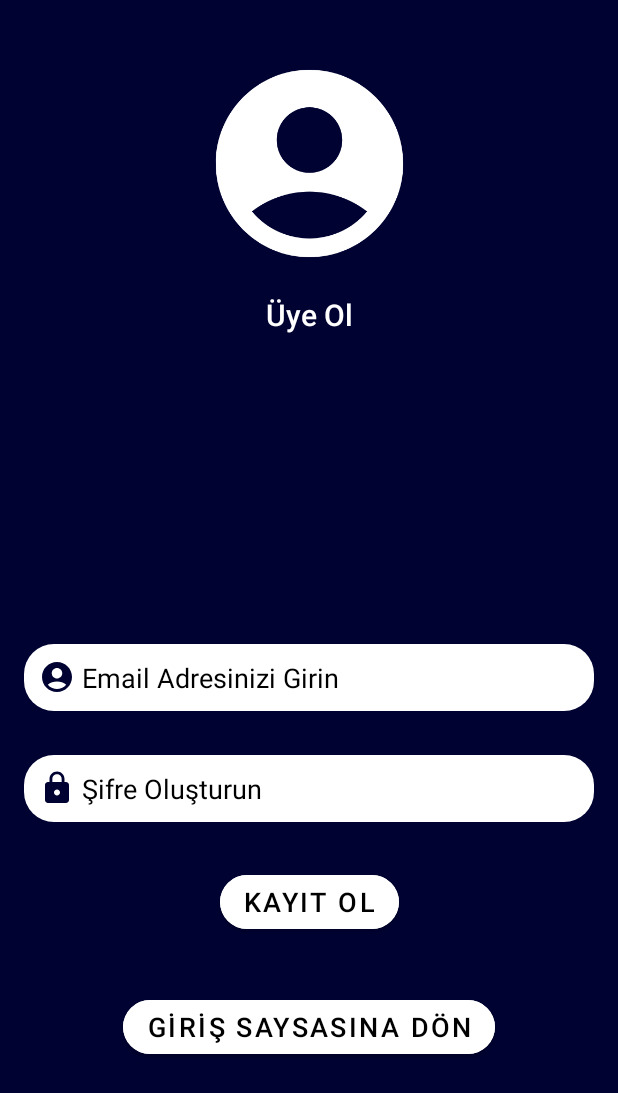
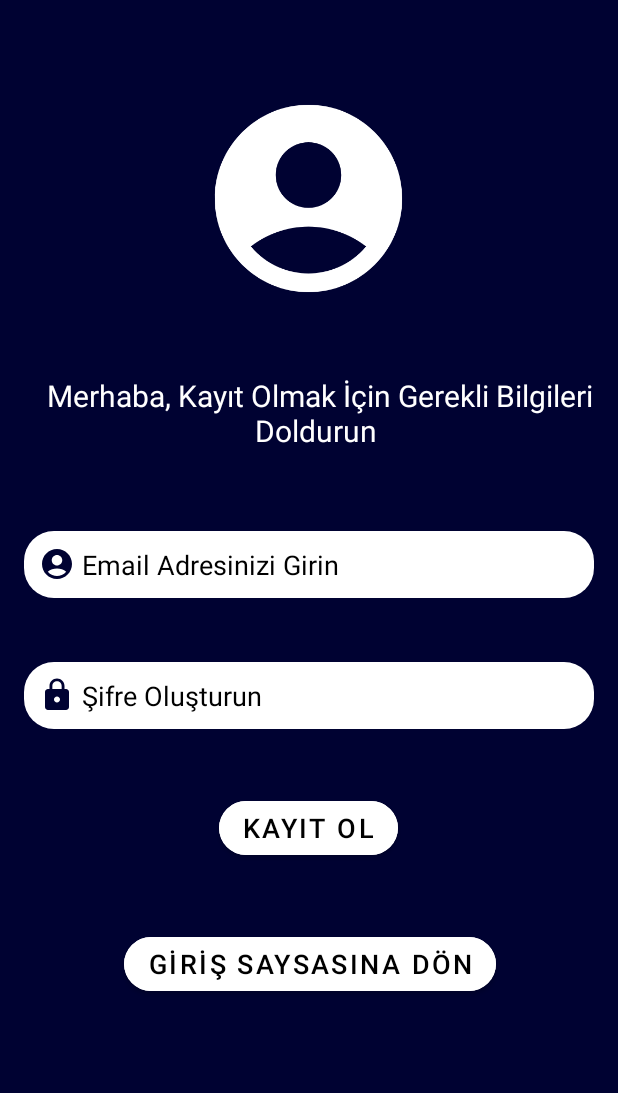
Before and after one commit to buserumeysa/DiyetOnerim, an Android app: the screen it shows after launch (RegisterActivity), after a tap on an icon or button, on a phone screen of 412 x 824 dp. Shown: the top 1093 px of the screen. Run offline under Robolectric (Android 15) with nearby library versions, the phone set to English and light mode, and no system bars; our stand-ins replace Firebase (no records; nobody signed in at launch, a user with empty details on screens opened directly).

Commit message:
güncelleme

```diff
--- a/app/src/main/java/com/buserkapkiner/diyetonerim/ui/view/FoodClickListener.kt
+++ b/app/src/main/java/com/buserkapkiner/diyetonerim/ui/view/FoodClickListener.kt
@@ -1,10 +1,8 @@
 package com.buserkapkiner.diyetonerim.ui.view
-
-import android.view.View
 
 interface FoodClickListener {
 
 
 
-    fun foodClick(view : View)
+    fun foodClick()
 }
--- a/app/src/main/java/com/buserkapkiner/diyetonerim/ui/view/FoodDetailFragment.kt
+++ b/app/src/main/java/com/buserkapkiner/diyetonerim/ui/view/FoodDetailFragment.kt
@@ -10,6 +10,8 @@ import androidx.lifecycle.Observer
 import androidx.lifecycle.ViewModelProvider
 import com.buserkapkiner.diyetonerim.R
 import com.buserkapkiner.diyetonerim.databinding.FragmentFoodDetailBinding
+import com.buserkapkiner.diyetonerim.ui.util.pictureInstall
+import com.buserkapkiner.diyetonerim.ui.util.placeholderCreate
 import com.buserkapkiner.diyetonerim.ui.viewmodel.FoodDetailViewModel
 
 
@@ -51,14 +53,14 @@ class FoodDetailFragment : Fragment() {
                 dataBinding.selectedFood=it
 
 
-                /*binding.txtDetailFoodName.text = it.isim
+                binding.txtDetailFoodName.text = it.isim
                 binding.txtDetailFoodCalorie.text = it.kalori
                 binding.txtDetailFoodCarbohidrates.text = it.karbonhidrat
                 binding.txtDetailFoodProtein.text = it.protein
                 binding.txtDetailFoodFat.text = it.yag
                 context?.let {
                     binding.imgDetailFood.pictureInstall(food.gorsel, placeholderCreate(it))
-                }*/
+                }
             }
         })
     }
--- a/app/src/main/java/com/buserkapkiner/diyetonerim/ui/view/FoodListFragment.kt
+++ b/app/src/main/java/com/buserkapkiner/diyetonerim/ui/view/FoodListFragment.kt
@@ -58,6 +58,7 @@ class FoodListFragment : Fragment(R.layout.fragment_food_list) {
 
 
     }
+
     private fun observeLiveData(){
         viewModel.foods.observe(viewLifecycleOwner, Observer {foods->
             foods?.let {
--- a/app/src/main/res/layout/activity_diet_advice_to_fat.xml
+++ b/app/src/main/res/layout/activity_diet_advice_to_fat.xml
@@ -14,7 +14,7 @@
         android:text="Haftalık Diyet Listesi"
         android:textColor="@color/white"
         android:textAlignment="center"
-        android:textSize="20sp"
+        android:textSize="22sp"
         android:textStyle="bold" />
 
     <TextView
@@ -27,8 +27,8 @@
         android:justificationMode="inter_word"
         android:text="Önerilen diyet listesinde, her öğün tam buğday, kahverengi pirinç veya bulgur gibi kompleks karbonhidrat kaynakları, protein kaynakları (tavuk, balık, kıyma) ve bol miktarda sebze tüketimi önerilir.Öğün aralarında su tüketimi de önemlidir ve günde en az 2 litre su içmek önerilir. Bu liste fiziksel aktivitelerle desteklenmeli ve egzersiz yapılmalıdır. Egzersiz yapmak, metabolizmayı hızlandırarak kilo verme sürecini hızlandıracaktır."
         android:textAlignment="center"
-        android:textColor="#DADADA"
-        android:textSize="16sp"
+        android:textColor="@color/white"
+        android:textSize="18sp"
         android:textStyle="bold" />
 
     <ListView
--- a/app/src/main/res/layout/activity_diet_advice_to_ideal.xml
+++ b/app/src/main/res/layout/activity_diet_advice_to_ideal.xml
@@ -15,7 +15,7 @@
         android:text="Haftalık Diyet Listesi"
         android:textColor="@color/white"
         android:textAlignment="center"
-        android:textSize="20sp"
+        android:textSize="22sp"
         android:textStyle="bold" />
 
     <ListView
--- a/app/src/main/res/layout/activity_diet_advice_to_obese.xml
+++ b/app/src/main/res/layout/activity_diet_advice_to_obese.xml
@@ -15,7 +15,7 @@
         android:text="Haftalık Diyet Listesi"
         android:textAlignment="center"
         android:textColor="@color/white"
-        android:textSize="20sp"
+        android:textSize="22sp"
         android:textStyle="bold" />
 
     <TextView
@@ -28,8 +28,8 @@
         android:justificationMode="inter_word"
         android:text="Obez bir kişi için önerilen haftalık diyet listesi, sağlıklı beslenmeyi destekleyen ve aynı zamanda kilo kaybına yardımcı olan yiyecekler içermelidir. Ancak kişinin özelliklerine ve sağlık durumuna göre diyet listesi değişebilir. Bu nedenle, bir beslenme uzmanıyla da görüşmeniz önerilir.Bu diyet listesi, özellikle yüksek lif, protein ve sağlıklı yağ içeren yiyeceklerle zenginleştirilmiştir. "
         android:textAlignment="center"
-        android:textColor="#A6A5A5"
-        android:textSize="16sp"
+        android:textColor="@color/white"
+        android:textSize="18sp"
         android:textStyle="bold" />
 
     <ListView
--- a/app/src/main/res/layout/activity_diet_advice_to_weak.xml
+++ b/app/src/main/res/layout/activity_diet_advice_to_weak.xml
@@ -15,7 +15,7 @@
         android:text="Haftalık Diyet Listesi"
         android:textAlignment="center"
         android:textColor="@color/white"
-        android:textSize="20sp"
+        android:textSize="22sp"
         android:textStyle="bold" />
 
     <ListView
--- a/app/src/main/res/layout/activity_home_page.xml
+++ b/app/src/main/res/layout/activity_home_page.xml
@@ -48,7 +48,7 @@
                 android:layout_marginEnd="50dp"
                 android:layout_marginBottom="12dp"
                 android:gravity="center"
-                android:text="Beden Kitle İndeksi Hesapla"
+                android:text="Beden Kitle İndeksine Göre Diyet Önerisi"
                 android:textAlignment="center"
                 android:textColor="@color/constraintcolor"
                 android:textSize="18sp"
@@ -81,7 +81,7 @@
                 android:layout_marginEnd="50dp"
                 android:layout_marginBottom="12dp"
                 android:gravity="center"
-                android:text="Diyet Listeleri"
+                android:text="Diyetler Hakkında Bilgi"
                 android:textAlignment="center"
                 android:textColor="@color/constraintcolor"
                 android:textSize="18sp"
--- a/app/src/main/res/layout/activity_register.xml
+++ b/app/src/main/res/layout/activity_register.xml
@@ -9,19 +9,18 @@
 
     <TextView
         android:id="@+id/txt_login_info"
-        android:layout_width="0dp"
-        android:layout_height="0dp"
+        android:layout_width="366dp"
+        android:layout_height="62dp"
         android:layout_marginStart="71dp"
         android:layout_marginEnd="71dp"
-        android:layout_marginBottom="24dp"
-        android:text="Üye Ol"
+        android:text="Merhaba, Kayıt Olmak İçin Gerekli Bilgileri Doldurun "
         android:textAlignment="center"
-        android:textAppearance="@style/TextAppearance.AppCompat.Body2"
         android:textColor="#FFFFFF"
 
         android:textSize="20dp"
         app:layout_constraintBottom_toTopOf="@+id/edt_txt_create_user_name"
         app:layout_constraintEnd_toEndOf="parent"
+        app:layout_constraintHorizontal_bias="0.432"
         app:layout_constraintStart_toStartOf="parent"
         app:layout_constraintTop_toBottomOf="@+id/imageView3" />
 
@@ -31,20 +30,36 @@
         android:layout_height="wrap_content"
         android:layout_marginStart="16dp"
         android:layout_marginEnd="16dp"
-        android:layout_marginBottom="29dp"
         android:background="@drawable/arkaplanedit"
         android:drawableLeft="@drawable/lock"
         android:ems="10"
         android:hint=" Şifre Oluşturun"
-        android:textSize="18dp"
         android:inputType="textPersonName"
         android:padding="10dp"
         android:textColor="@color/black"
         android:textColorHint="@color/black"
+        android:textSize="18dp"
         app:layout_constraintBottom_toTopOf="@+id/btn_create_account"
         app:layout_constraintEnd_toEndOf="parent"
+        app:layout_constraintHorizontal_bias="0.0"
         app:layout_constraintStart_toStartOf="parent"
         app:layout_constraintTop_toBottomOf="@+id/edt_txt_create_user_name" />
+
+    <Button
+        android:id="@+id/btn_back_to_main"
+        android:layout_width="wrap_content"
+        android:layout_height="wrap_content"
+        android:layout_marginBottom="115dp"
+        android:backgroundTint="@color/white"
+        android:text="GİRİŞ SAYSASINA DÖN"
+        android:textColor="@color/black"
+        android:textSize="18dp"
+        app:cornerRadius="20dp"
+        app:layout_constraintBottom_toBottomOf="parent"
+        app:layout_constraintEnd_toEndOf="parent"
+        app:layout_constraintHorizontal_bias="0.503"
+        app:layout_constraintStart_toStartOf="parent"
+        app:layout_constraintTop_toBottomOf="@+id/btn_create_account" />
 
     <EditText
         android:id="@+id/edt_txt_create_user_name"
@@ -52,19 +67,19 @@
         android:layout_height="wrap_content"
         android:layout_marginStart="16dp"
         android:layout_marginEnd="16dp"
-        android:layout_marginBottom="29dp"
         android:background="@drawable/arkaplanedit"
         android:drawableLeft="@drawable/ic_baseline_account_circle_24"
         android:ems="10"
         android:hint=" Email Adresinizi Girin"
         android:inputType="textPersonName"
+        android:padding="10dp"
+        android:textAlignment="gravity"
         android:textColor="@color/black"
-        android:padding="10dp"
+        android:textColorHint="@color/black"
         android:textSize="18dp"
-        android:textAlignment="gravity"
-        android:textColorHint="@color/black"
         app:layout_constraintBottom_toTopOf="@+id/edt_txt_create_password"
         app:layout_constraintEnd_toEndOf="parent"
+        app:layout_constraintHorizontal_bias="0.0"
         app:layout_constraintStart_toStartOf="parent"
         app:layout_constraintTop_toBottomOf="@+id/txt_login_info" />
 
@@ -72,41 +87,26 @@
         android:id="@+id/btn_create_account"
         android:layout_width="wrap_content"
         android:layout_height="wrap_content"
-        android:layout_marginBottom="35dp"
 
         android:backgroundTint="@color/white"
+        android:text="Kayıt Ol"
         android:textColor="@color/black"
-        android:text="Kayıt Ol"
         android:textSize="18dp"
         app:cornerRadius="20dp"
         app:layout_constraintBottom_toTopOf="@+id/btn_back_to_main"
         app:layout_constraintEnd_toEndOf="parent"
+        app:layout_constraintHorizontal_bias="0.498"
         app:layout_constraintStart_toStartOf="parent"
         app:layout_constraintTop_toBottomOf="@+id/edt_txt_create_password" />
-
-    <Button
-        android:id="@+id/btn_back_to_main"
-        android:layout_width="wrap_content"
-        android:layout_height="wrap_content"
-        android:textColor="@color/black"
-        android:layout_marginBottom="115dp"
-        android:backgroundTint="@color/white"
-        android:text="GİRİŞ SAYSASINA DÖN"
-        android:textSize="18dp"
-        app:cornerRadius="20dp"
-        app:layout_constraintBottom_toBottomOf="parent"
-        app:layout_constraintEnd_toEndOf="parent"
-        app:layout_constraintStart_toStartOf="parent"
-        app:layout_constraintTop_toBottomOf="@+id/btn_create_account" />
 
     <ImageView
         android:id="@+id/imageView3"
         android:layout_width="wrap_content"
         android:layout_height="wrap_content"
-        android:layout_marginTop="34dp"
-        android:layout_marginBottom="12dp"
+        android:layout_marginTop="15dp"
         app:layout_constraintBottom_toTopOf="@+id/txt_login_info"
         app:layout_constraintEnd_toEndOf="parent"
+        app:layout_constraintHorizontal_bias="0.498"
         app:layout_constraintStart_toStartOf="parent"
         app:layout_constraintTop_toTopOf="parent"
         app:srcCompat="@drawable/logo" />
--- a/app/src/main/res/layout/listview_items.xml
+++ b/app/src/main/res/layout/listview_items.xml
@@ -13,7 +13,7 @@
         android:layout_marginEnd="5dp"
         android:layout_marginStart="5dp"
         android:textColor="@color/white"
-        android:textSize="12sp"
+        android:textSize="15sp"
         android:textStyle="bold" />
 
 
```
Also changed, not shown: app/src/main/java/com/buserkapkiner/diyetonerim/ui/dietAdvice/DietAdviceToMorbidObeseActivity.kt (+9 -2 lines), app/src/main/java/com/buserkapkiner/diyetonerim/ui/view/FoodAdapter.kt (+25 -23 lines), app/src/main/res/layout/activity_calendar.xml (+8 -9 lines), app/src/main/res/layout/activity_diet_advice_to_morbid_obese.xml (+4 -3 lines), app/src/main/res/layout/food_recyclerview_row.xml (+2 -11 lines).
